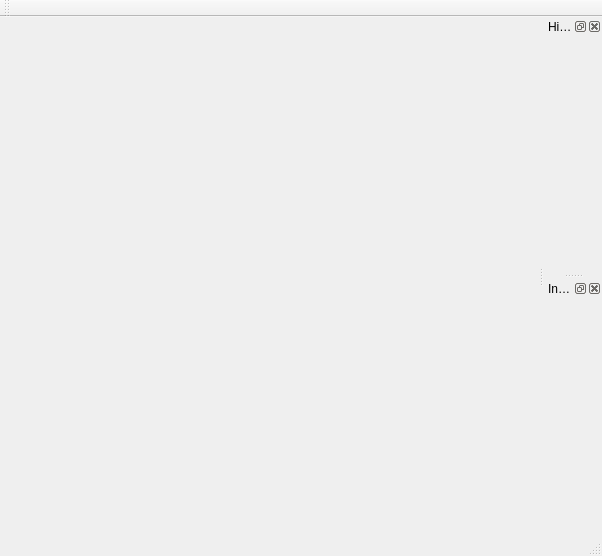
First picture: the form in JopeEditor/mainwindow.ui, repository PatatesIDracs/Colorines-Programming, before the edit.
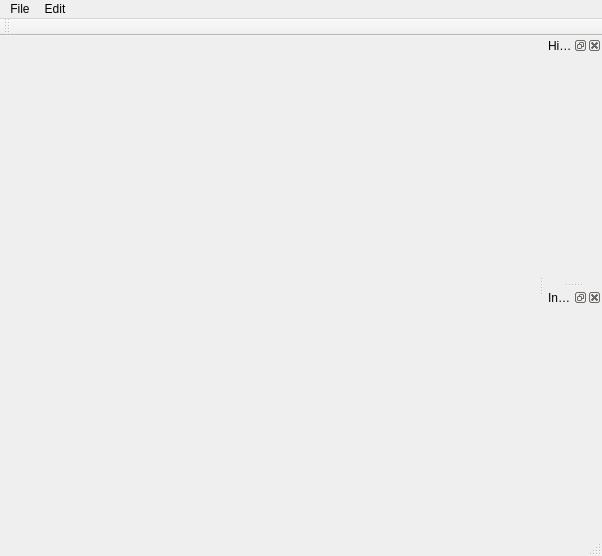
Second picture: the form after the edit.

Commit message:
MenuBar: Added Actions and Slots
Empty Slots connected with the Action Signals

Patch:
```diff
--- a/JopeEditor/mainwindow.ui
+++ b/JopeEditor/mainwindow.ui
@@ -23,6 +23,25 @@
      <height>21</height>
     </rect>
    </property>
+   <widget class="QMenu" name="menuFile">
+    <property name="title">
+     <string>File</string>
+    </property>
+    <addaction name="actionCreate_new_scene"/>
+    <addaction name="actionOpen_File"/>
+    <addaction name="actionSave_Scene"/>
+    <addaction name="separator"/>
+    <addaction name="actionExit"/>
+   </widget>
+   <widget class="QMenu" name="menuEdit">
+    <property name="title">
+     <string>Edit</string>
+    </property>
+    <addaction name="actionUndo"/>
+    <addaction name="actionRedo"/>
+   </widget>
+   <addaction name="menuFile"/>
+   <addaction name="menuEdit"/>
   </widget>
   <widget class="QToolBar" name="mainToolBar">
    <attribute name="toolBarArea">
```
Left out of the diff: 30 changed lines with no effect on the pictures. The commit also changes 2 other files.
